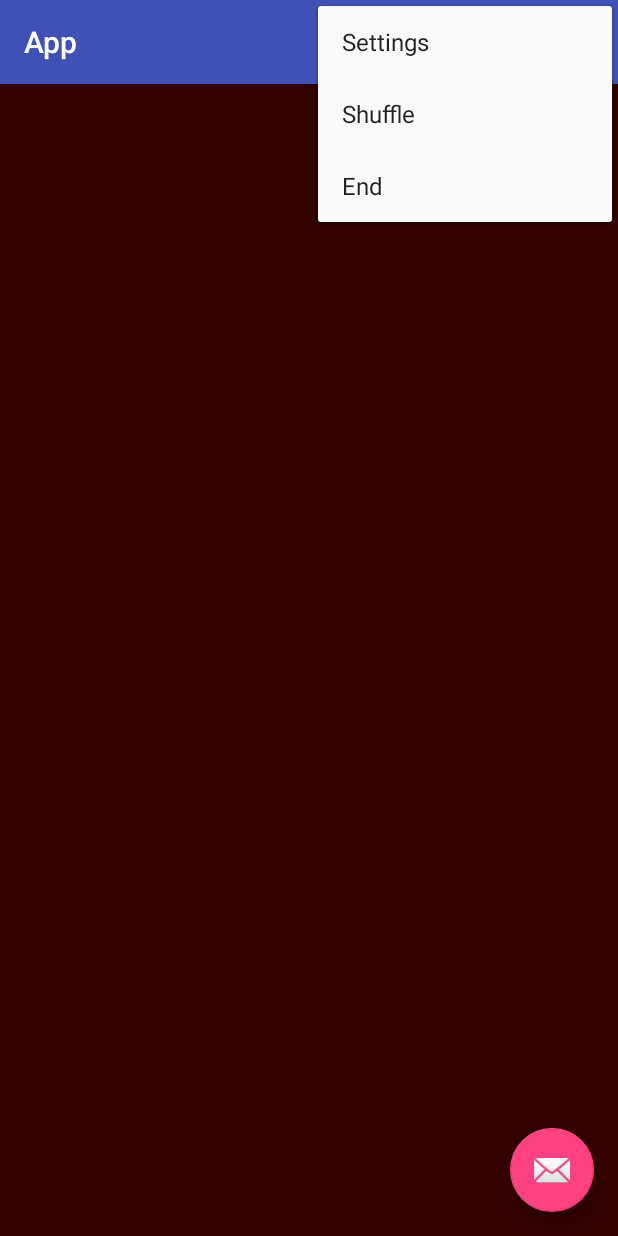
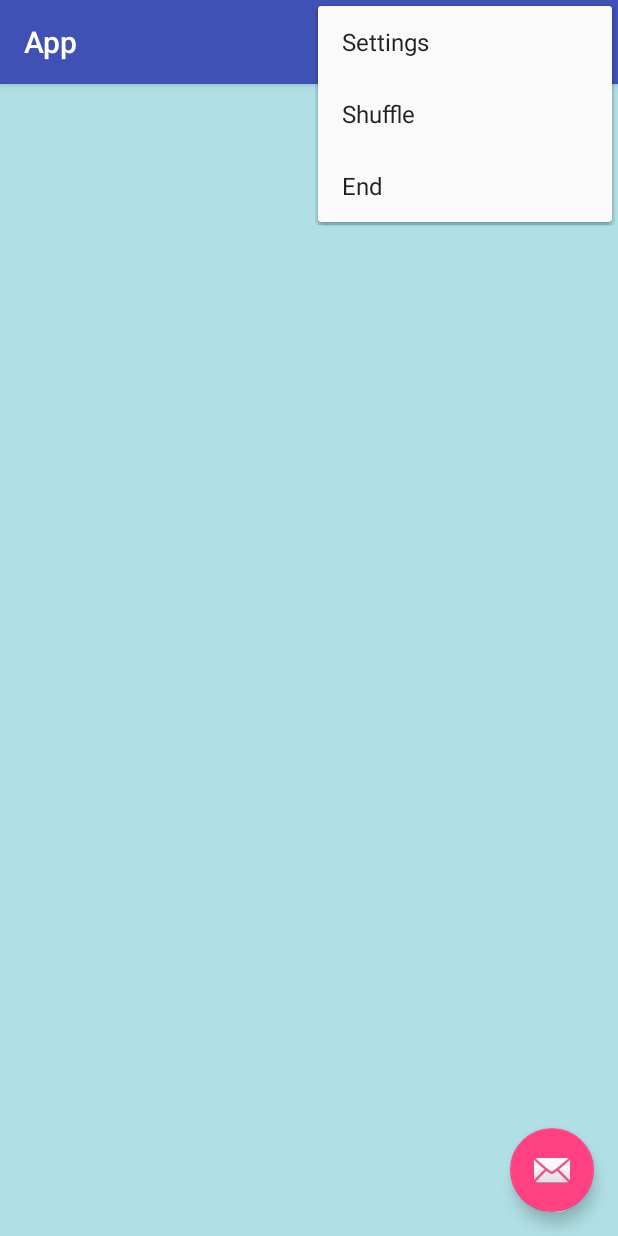
Before and after one commit to jemitk/Pacer, an Android app: the screen it shows after launch (MainActivity), with the options menu open, on a phone screen of 412 x 824 dp. Run offline under Robolectric (Android 15) with nearby library versions, the phone set to English and light mode, and no system bars; 2 statements that could not run were skipped.

```diff
--- a/app/src/main/java/com/example/karenlee/app/MainActivity.java
+++ b/app/src/main/java/com/example/karenlee/app/MainActivity.java
@@ -25,6 +25,8 @@ import android.content.Intent;
 import android.content.ServiceConnection;
 import android.view.MenuItem;
 import android.view.View;
+import ddf.minim.*;
+import ddf.minim.analysis.*;
 
 public class MainActivity extends AppCompatActivity implements MediaPlayerControl {
     private ArrayList<Song> songList;
--- a/app/src/main/res/layout/content_main.xml
+++ b/app/src/main/res/layout/content_main.xml
@@ -3,7 +3,7 @@
     android:layout_width="fill_parent"
     android:layout_height="fill_parent"
     android:orientation="vertical"
-    android:background="#FF330000"
+    android:background="#B0E0E6"
     tools:context=".MainActivity" >
 
     <ListView
```
